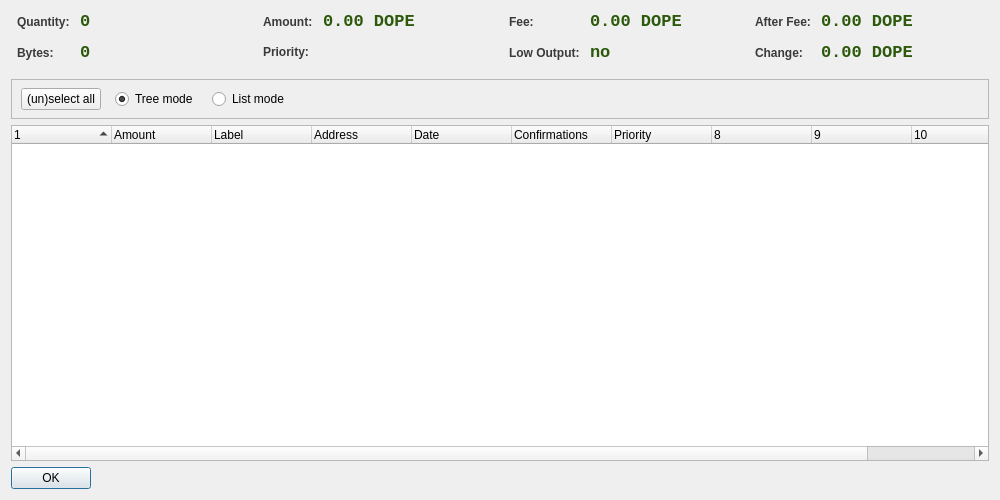
Above: src/qt/forms/coincontroldialog.ui from dopecoin-dev/DopeCoinV3 before the change. Below: the same form after it.
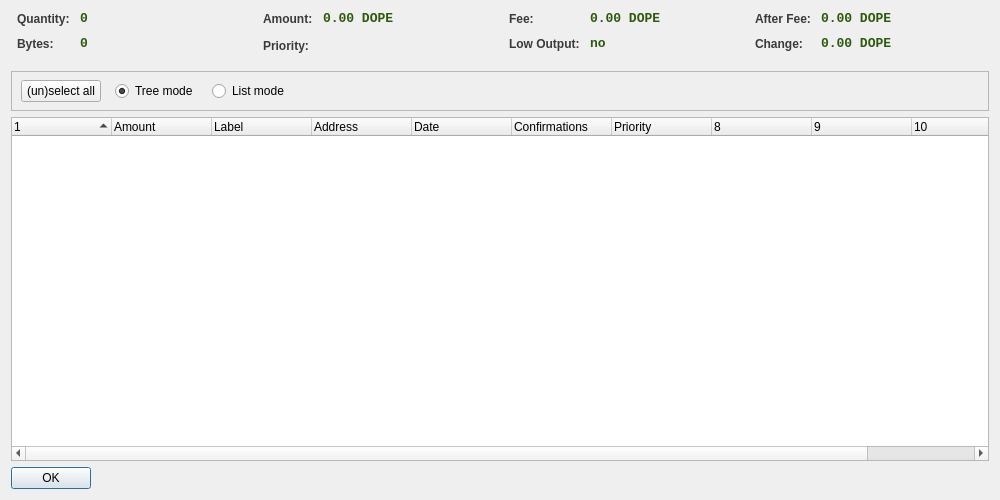
That is the form after the change. Custom widgets are drawn as their Qt base class.

The edit to the form file:
```diff
--- a/src/qt/forms/coincontroldialog.ui
+++ b/src/qt/forms/coincontroldialog.ui
@@ -57,7 +57,7 @@
          <property name="font">
           <font>
            <family>Monospace</family>
-           <pointsize>13</pointsize>
+           <pointsize>10</pointsize>
            <weight>75</weight>
            <bold>true</bold>
           </font>
@@ -100,7 +100,7 @@
          <property name="font">
           <font>
            <family>Monospace</family>
-           <pointsize>13</pointsize>
+           <pointsize>10</pointsize>
            <weight>75</weight>
            <bold>true</bold>
           </font>
@@ -159,7 +159,7 @@
          <property name="font">
           <font>
            <family>Monospace</family>
-           <pointsize>13</pointsize>
+           <pointsize>10</pointsize>
            <weight>75</weight>
            <bold>true</bold>
           </font>
@@ -261,7 +261,7 @@
          <property name="font">
           <font>
            <family>Monospace</family>
-           <pointsize>13</pointsize>
+           <pointsize>10</pointsize>
            <weight>75</weight>
            <bold>true</bold>
           </font>
@@ -310,7 +310,7 @@
          <property name="font">
           <font>
            <family>Monospace</family>
-           <pointsize>13</pointsize>
+           <pointsize>10</pointsize>
            <weight>75</weight>
            <bold>true</bold>
           </font>
@@ -372,7 +372,7 @@
          <property name="font">
           <font>
            <family>Monospace</family>
-           <pointsize>13</pointsize>
+           <pointsize>10</pointsize>
            <weight>75</weight>
            <bold>true</bold>
           </font>
@@ -421,7 +421,7 @@
          <property name="font">
           <font>
            <family>Monospace</family>
-           <pointsize>13</pointsize>
+           <pointsize>10</pointsize>
            <weight>75</weight>
            <bold>true</bold>
           </font>
```
